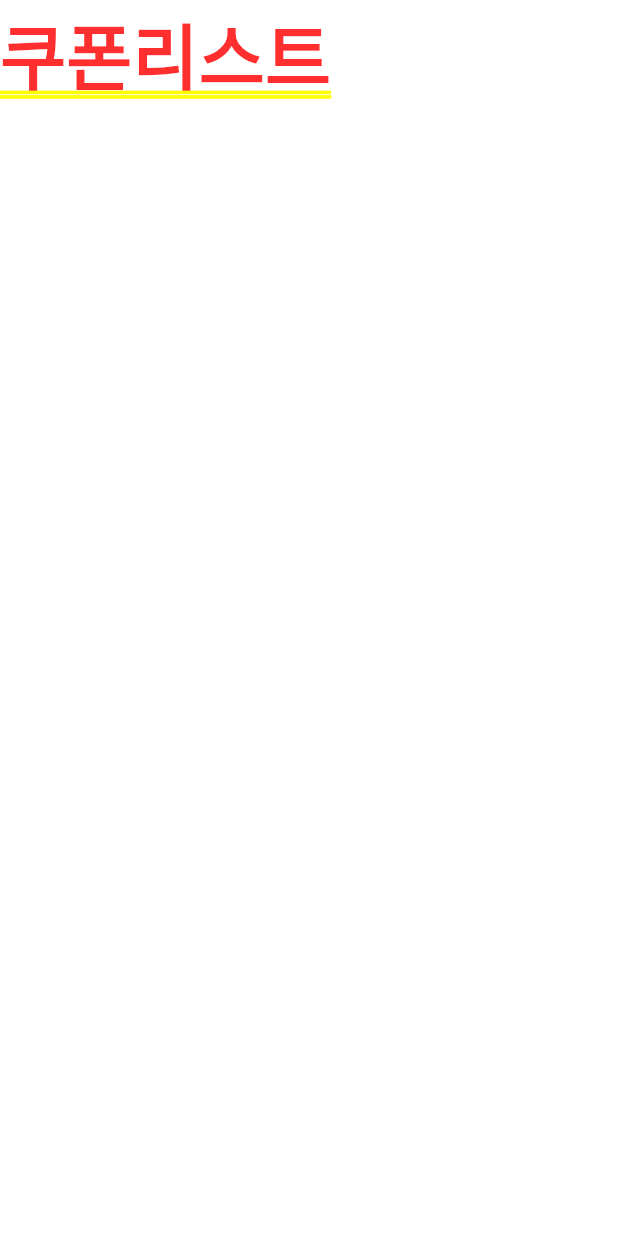
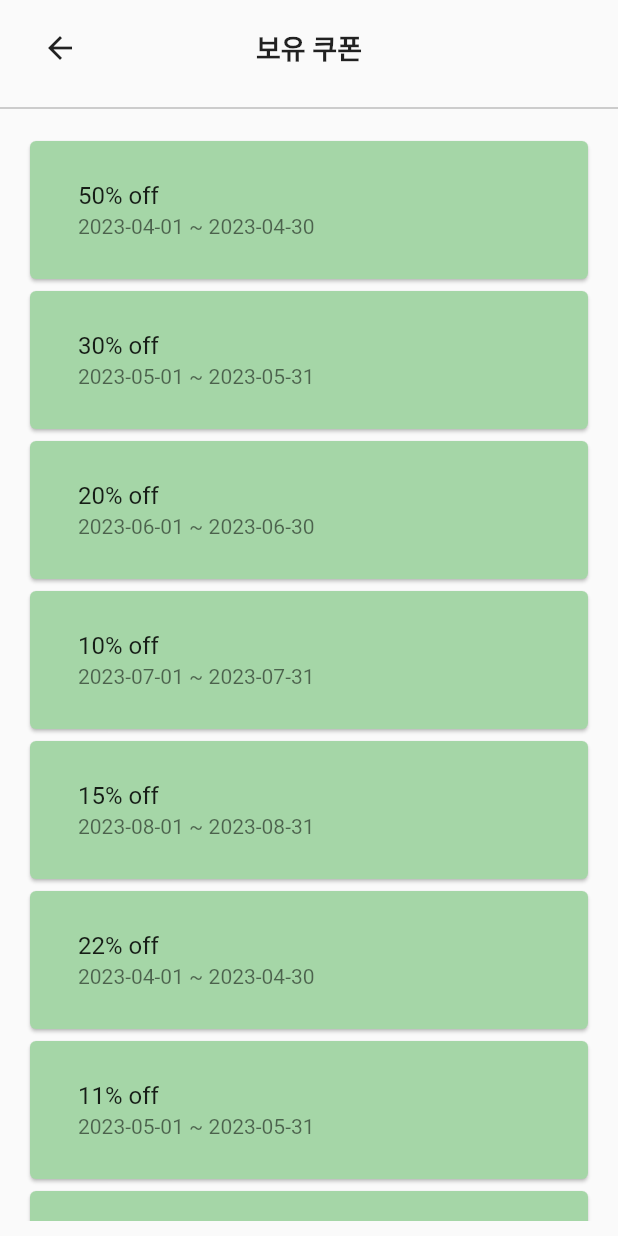
Before and after one commit to hwanny7/Re_Slow, a Flutter app: the screen it shows after launch, item 5 of the bottom bar chosen, after a tap on the "local offer" icon, on a phone screen of 412 x 824 dp. Run offline on Flutter 3.47's test engine with Material 2 defaults, Android fonts, the phone set to English and light mode, and no system bars; our stand-ins replace carousel_slider, shared_preferences; accounts and stored records are empty; Roboto replaces fonts that are missing (NanumSquare).

Commit message:
🎨 쿠폰 리스트 띄우기

```diff
--- a/frontend/lib/pages/profile/couponlist.dart
+++ b/frontend/lib/pages/profile/couponlist.dart
@@ -1,13 +1,98 @@
 import 'package:flutter/material.dart';
 
-class CouponList extends StatefulWidget {
+class CouponList extends StatelessWidget {
+  final List<Coupon> coupons;
+
+  CouponList({required this.coupons});
+
   @override
-  _CouponListState createState() => _CouponListState();
+  Widget build(BuildContext context) {
+    List<Coupon> coupons = [
+      Coupon(discount: 50, startDate: '2023-04-01', endDate: '2023-04-30'),
+      Coupon(discount: 30, startDate: '2023-05-01', endDate: '2023-05-31'),
+      Coupon(discount: 20, startDate: '2023-06-01', endDate: '2023-06-30'),
+      Coupon(discount: 10, startDate: '2023-07-01', endDate: '2023-07-31'),
+      Coupon(discount: 15, startDate: '2023-08-01', endDate: '2023-08-31'),
+      Coupon(discount: 22, startDate: '2023-04-01', endDate: '2023-04-30'),
+      Coupon(discount: 11, startDate: '2023-05-01', endDate: '2023-05-31'),
+      Coupon(discount: 44, startDate: '2023-06-01', endDate: '2023-06-30'),
+      Coupon(discount: 22, startDate: '2023-07-01', endDate: '2023-07-31'),
+      Coupon(discount: 33, startDate: '2023-08-01', endDate: '2023-08-31'),
+    ];
+
+    return Scaffold(
+      body: Column(
+        crossAxisAlignment: CrossAxisAlignment.stretch,
+        children: [
+          Container(
+            height: MediaQuery.of(context).padding.top,
+          ),
+          Container(
+            padding: EdgeInsets.symmetric(horizontal: 16, vertical: 8),
+            child: Row(
+              children: [
+                IconButton(
+                  icon: Icon(Icons.arrow_back),
+                  onPressed: () {
+                    Navigator.pop(context);
+                  },
+                ),
+                Expanded(
+                  child: Center(
+                    child: Text(
+                      '보유 쿠폰',
+                      style: TextStyle(
+                        fontSize: 18,
+                        fontWeight: FontWeight.bold,
+                      ),
+                    ),
+                  ),
+                ),
+                SizedBox(
+                  width: 48,
+                ),
+              ],
+            ),
+          ),
+          Divider(
+            thickness: 1,
+            color: Colors.grey[400],
+          ),
+          Expanded(
+            child: Padding(
+              padding:
+                  const EdgeInsets.symmetric(vertical: 10.0, horizontal: 16.0),
+              child: ListView.builder(
+                itemCount: coupons.length,
+                itemBuilder: (BuildContext context, int index) {
+                  Coupon coupon = coupons[index];
+                  return Card(
+                    color: Colors.green.shade200,
+                    child: Padding(
+                      padding:
+                          EdgeInsets.symmetric(vertical: 10, horizontal: 16),
+                      child: ListTile(
+                        title: Text('${coupon.discount}% off'),
+                        subtitle:
+                            Text('${coupon.startDate} ~ ${coupon.endDate}'),
+                      ),
+                    ),
+                  );
+                },
+              ),
+            ),
+          ),
+        ],
+      ),
+    );
+  }
 }
 
-class _CouponListState extends State<CouponList> {
-  @override
-  Widget build(BuildContext context) {
-    return Text('쿠폰리스트');
-  }
+class Coupon {
+  final int discount;
+  final String startDate;
+  final String endDate;
+
+  Coupon(
+      {required this.discount, required this.startDate, required this.endDate});
 }
```
